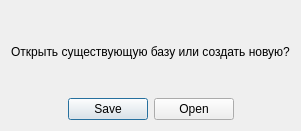
yazmolod/terrvey, file ui/StartDialog.ui: the form before one commit.
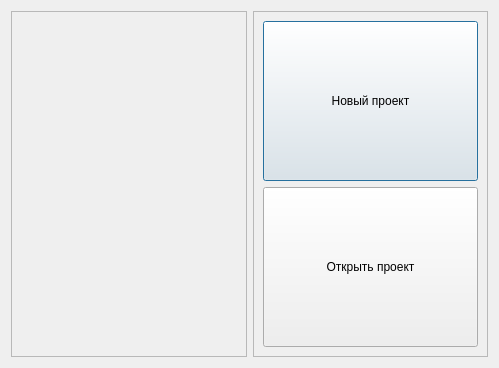
The form after the commit.

```diff
--- a/ui/StartDialog.ui
+++ b/ui/StartDialog.ui
@@ -6,38 +6,69 @@
    <rect>
     <x>0</x>
     <y>0</y>
-    <width>281</width>
-    <height>131</height>
+    <width>499</width>
+    <height>368</height>
    </rect>
   </property>
   <property name="windowTitle">
    <string>Поиск базы данных</string>
   </property>
+  <property name="styleSheet">
+   <string notr="true"/>
+  </property>
   <property name="modal">
    <bool>true</bool>
   </property>
-  <layout class="QVBoxLayout" name="verticalLayout">
+  <layout class="QHBoxLayout" name="horizontalLayout">
    <item>
-    <widget class="QLabel" name="label">
-     <property name="text">
-      <string>Открыть существующую базу или создать новую?</string>
+    <widget class="QFrame" name="frame">
+     <property name="styleSheet">
+      <string notr="true"/>
      </property>
-     <property name="alignment">
-      <set>Qt::AlignCenter</set>
+     <property name="frameShape">
+      <enum>QFrame::StyledPanel</enum>
+     </property>
+     <property name="frameShadow">
+      <enum>QFrame::Raised</enum>
      </property>
     </widget>
    </item>
    <item>
-    <widget class="QDialogButtonBox" name="buttonBox">
-     <property name="orientation">
-      <enum>Qt::Horizontal</enum>
+    <widget class="QFrame" name="frame_2">
+     <property name="frameShape">
+      <enum>QFrame::StyledPanel</enum>
      </property>
-     <property name="standardButtons">
-      <set>QDialogButtonBox::Open|QDialogButtonBox::Save</set>
+     <property name="frameShadow">
+      <enum>QFrame::Raised</enum>
      </property>
-     <property name="centerButtons">
-      <bool>true</bool>
-     </property>
+     <layout class="QVBoxLayout" name="verticalLayout">
+      <item>
+       <widget class="QPushButton" name="newButton">
+        <property name="sizePolicy">
+         <sizepolicy hsizetype="Minimum" vsizetype="Minimum">
+          <horstretch>0</horstretch>
+          <verstretch>0</verstretch>
+         </sizepolicy>
+        </property>
+        <property name="text">
+         <string>Новый проект</string>
+        </property>
+       </widget>
+      </item>
+      <item>
+       <widget class="QPushButton" name="openButton">
+        <property name="sizePolicy">
+         <sizepolicy hsizetype="Minimum" vsizetype="Minimum">
+          <horstretch>0</horstretch>
+          <verstretch>0</verstretch>
+         </sizepolicy>
+        </property>
+        <property name="text">
+         <string>Открыть проект</string>
+        </property>
+       </widget>
+      </item>
+     </layout>
     </widget>
    </item>
   </layout>
```
Left out of the diff: 26 changed lines with no effect on the pictures.
